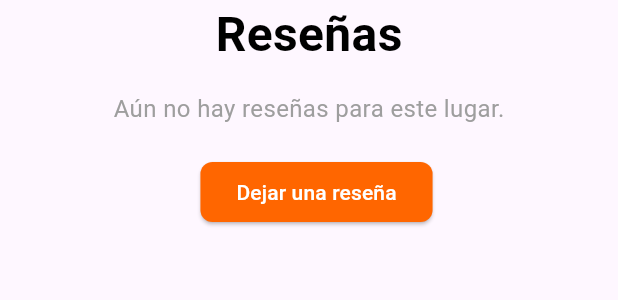
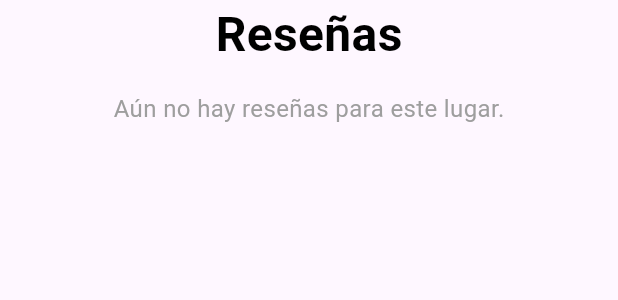
Before and after one commit to JoelRiveraL/Kasaychi-mobile, a Flutter app: the ReviewsWidget widget shown alone on an empty page, opened directly with empty values, on a phone screen of 412 x 824 dp. Shown: the top 300 px of the screen. Run offline on Flutter 3.47's test engine with Material 3 defaults, Android fonts, the phone set to English and light mode, and no system bars; our stand-ins replace cloud_firestore, firebase_auth, firebase_core, flutter_map, font_awesome_flutter, google_sign_in and 2 more; accounts and stored records are empty.

Commit message:
colors orange

```diff
--- a/kasaychi_project/lib/views/homeComponents/contact_screen.dart
+++ b/kasaychi_project/lib/views/homeComponents/contact_screen.dart
@@ -115,7 +115,7 @@ class _ContactPageState extends State<ContactPage> {
                 },
                 style: ElevatedButton.styleFrom(
                   padding: const EdgeInsets.symmetric(vertical: 15),
-                  backgroundColor: Colors.green,
+                  backgroundColor: Color.fromARGB(255, 255, 102, 0),
                   textStyle: const TextStyle(fontSize: 16),
                 ),
                 child: Text('Send Message'),
--- a/kasaychi_project/lib/views/homeComponents/map_screen.dart
+++ b/kasaychi_project/lib/views/homeComponents/map_screen.dart
@@ -29,7 +29,7 @@ class MultiMapScreen extends StatelessWidget {
     return Scaffold(
       appBar: AppBar(
         title: const Text("Mapas"),
-        backgroundColor: Colors.green,
+        backgroundColor: Color.fromARGB(255, 255, 102, 0),
       ),
       body: SingleChildScrollView(
         child: Column(
@@ -47,7 +47,7 @@ class MultiMapScreen extends StatelessWidget {
                   Container(
                     height: 300,
                     decoration: BoxDecoration(
-                      border: Border.all(color: Colors.green, width: 2),
+                      border: Border.all(color: Color.fromARGB(255, 255, 102, 0), width: 2),
                       borderRadius: BorderRadius.circular(8),
                     ),
                     child: FlutterMap(
--- a/kasaychi_project/lib/widgets/reviews_widget.dart
+++ b/kasaychi_project/lib/widgets/reviews_widget.dart
@@ -93,27 +93,9 @@ class ReviewsWidget extends StatelessWidget {
                             ),
                           );
                         },
-                        child: const Text('Ver todas las reseñas'),
+                        child: const Text('Ver todas las reseñas/ Enviar Mensaje'),
                       ),
-                    const SizedBox(width: 10),
-                    ElevatedButton(
-                      style: ElevatedButton.styleFrom(
-                        backgroundColor: const Color.fromARGB(255, 255, 102, 0),
-                        foregroundColor: Colors.white,
-                        shape: RoundedRectangleBorder(
-                          borderRadius: BorderRadius.circular(8),
-                        ),
-                      ),
-                      onPressed: () {
-                        Navigator.push(
-                          context,
-                          MaterialPageRoute(
-                            builder: (context) => ReviewsScreen(siteId: siteId),
-                          ),
-                        );
-                      },
-                      child: const Text('Dejar una reseña'),
-                    ),
+
                   ],
                 ),
               ],
```
